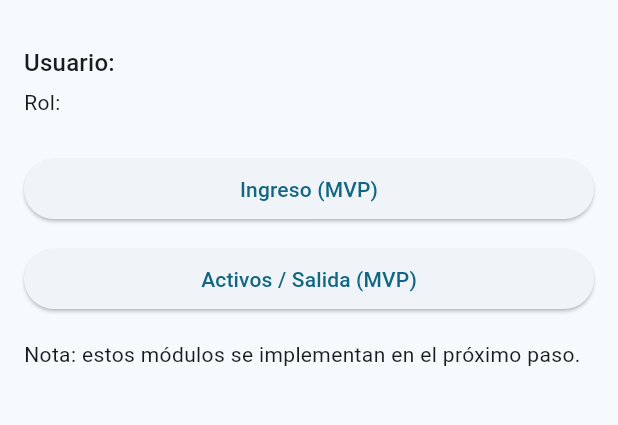
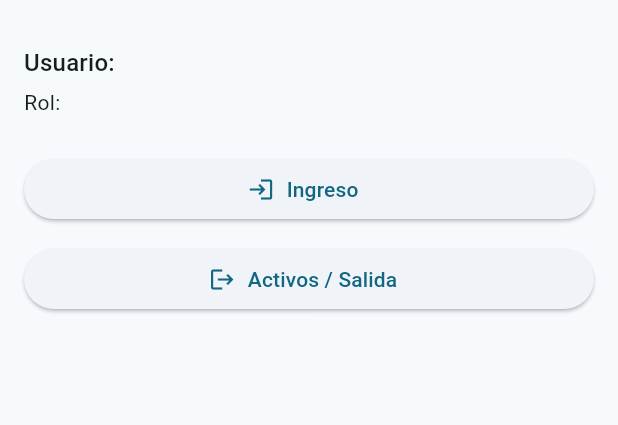
Before and after one commit to matiasrmb/estacionamiento_central_mobile, a Flutter app: the HomeScreen screen opened by its route, on a phone screen of 412 x 824 dp, the part 63-488 px from its top. Run offline on Flutter 3.47's test engine with Material 3 defaults, Android fonts, the phone set to English and light mode, and no system bars; our stand-ins replace dio, flutter_secure_storage, go_router; missing offline and left inert: sunmi_printer_plus; accounts and stored records are empty.

Commit message:
feat(mobile): add role-based home

```diff
--- a/lib/app.dart
+++ b/lib/app.dart
@@ -32,6 +32,13 @@ class App extends StatelessWidget {
       GoRoute(path: '/ingreso', builder: (context, state) => const IngresoScreen()),
       GoRoute(path: '/activos', builder: (context, state) => const ActivosSalidaScreen()),
       GoRoute(path: '/settings', builder: (context, state) => const ServerSettingsScreen()),
+      GoRoute(path: '/admin/reportes', builder: (context, state) => const PlaceholderScreen(title: 'Reportes')),
+      GoRoute(path: '/admin/configuracion', builder: (context, state) => const PlaceholderScreen(title: 'Configuración')),
+      GoRoute(path: '/admin/tarifas', builder: (context, state) => const PlaceholderScreen(title: 'Tarifas')),
+      GoRoute(path: '/admin/mensuales', builder: (context, state) => const PlaceholderScreen(title: 'Mensuales')),
+      GoRoute(path: '/admin/usuarios', builder: (context, state) => const PlaceholderScreen(title: 'Usuarios')),
+      GoRoute(path: '/admin/asistencias', builder: (context, state) => const PlaceholderScreen(title: 'Asistencias')),
+      GoRoute(path: '/admin/cierres', builder: (context, state) => const PlaceholderScreen(title: 'Cierres')),
     ],
   );
 
--- /dev/null
+++ b/lib/core/roles.dart
@@ -0,0 +1,13 @@
+class AppRoles {
+  static const admin = 'admin';
+  static const operador = 'operador';
+
+  static String normalize(String role) {
+    final value = role.trim().toLowerCase();
+    if (value == 'administrador') return admin;
+    if (value == admin) return admin;
+    return operador;
+  }
+
+  static bool isAdmin(String role) => normalize(role) == admin;
+}
--- a/lib/features/home/presentation/home_screen.dart
+++ b/lib/features/home/presentation/home_screen.dart
@@ -1,5 +1,6 @@
 import 'package:flutter/material.dart';
 import 'package:go_router/go_router.dart';
+import '../../../core/roles.dart';
 import '../../../core/storage.dart';
 
 class HomeScreen extends StatefulWidget {
@@ -38,6 +39,8 @@ class _HomeScreenState extends State<HomeScreen> {
 
   @override
   Widget build(BuildContext context) {
+    final isAdmin = AppRoles.isAdmin(_role);
+
     return Scaffold(
       appBar: AppBar(
         title: const Text('Estacionamiento Central'),
@@ -64,29 +67,62 @@ class _HomeScreenState extends State<HomeScreen> {
             Text('Rol: $_role'),
             const SizedBox(height: 24),
 
-            // MVP: botones placeholder (en el siguiente paso los implementamos)
-            SizedBox(
-              width: double.infinity,
-              child: ElevatedButton(
-                onPressed: () => context.go('/ingreso'),
-                child: const Text('Ingreso (MVP)'),
-              ),
+            _HomeActionButton(
+              label: 'Ingreso',
+              icon: Icons.login,
+              onPressed: () => context.go('/ingreso'),
             ),
             const SizedBox(height: 12),
-            SizedBox(
-              width: double.infinity,
-              child: ElevatedButton(
-                onPressed: () => context.go('/activos'),
-                child: const Text('Activos / Salida (MVP)'),
-              ),
+            _HomeActionButton(
+              label: 'Activos / Salida',
+              icon: Icons.logout,
+              onPressed: () => context.go('/activos'),
             ),
-            const SizedBox(height: 16),
-            const Text(
-              'Nota: estos módulos se implementan en el próximo paso.',
-            ),
+            if (isAdmin) ...[
+              const SizedBox(height: 24),
+              Text('Administración', style: Theme.of(context).textTheme.titleMedium),
+              const SizedBox(height: 12),
+              _HomeActionButton(label: 'Reportes', icon: Icons.assessment, onPressed: () => context.go('/admin/reportes')),
+              const SizedBox(height: 12),
+              _HomeActionButton(label: 'Configuración', icon: Icons.settings, onPressed: () => context.go('/admin/configuracion')),
+              const SizedBox(height: 12),
+              _HomeActionButton(label: 'Tarifas', icon: Icons.payments, onPressed: () => context.go('/admin/tarifas')),
+              const SizedBox(height: 12),
+              _HomeActionButton(label: 'Mensuales', icon: Icons.calendar_month, onPressed: () => context.go('/admin/mensuales')),
+              const SizedBox(height: 12),
+              _HomeActionButton(label: 'Usuarios', icon: Icons.people, onPressed: () => context.go('/admin/usuarios')),
+              const SizedBox(height: 12),
+              _HomeActionButton(label: 'Asistencias', icon: Icons.badge, onPressed: () => context.go('/admin/asistencias')),
+              const SizedBox(height: 12),
+              _HomeActionButton(label: 'Cierres', icon: Icons.lock_clock, onPressed: () => context.go('/admin/cierres')),
+            ],
           ],
         ),
       ),
     );
   }
 }
+
+class _HomeActionButton extends StatelessWidget {
+  final String label;
+  final IconData icon;
+  final VoidCallback onPressed;
+
+  const _HomeActionButton({
+    required this.label,
+    required this.icon,
+    required this.onPressed,
+  });
+
+  @override
+  Widget build(BuildContext context) {
+    return SizedBox(
+      width: double.infinity,
+      child: ElevatedButton.icon(
+        onPressed: onPressed,
+        icon: Icon(icon),
+        label: Text(label),
+      ),
+    );
+  }
+}
```
